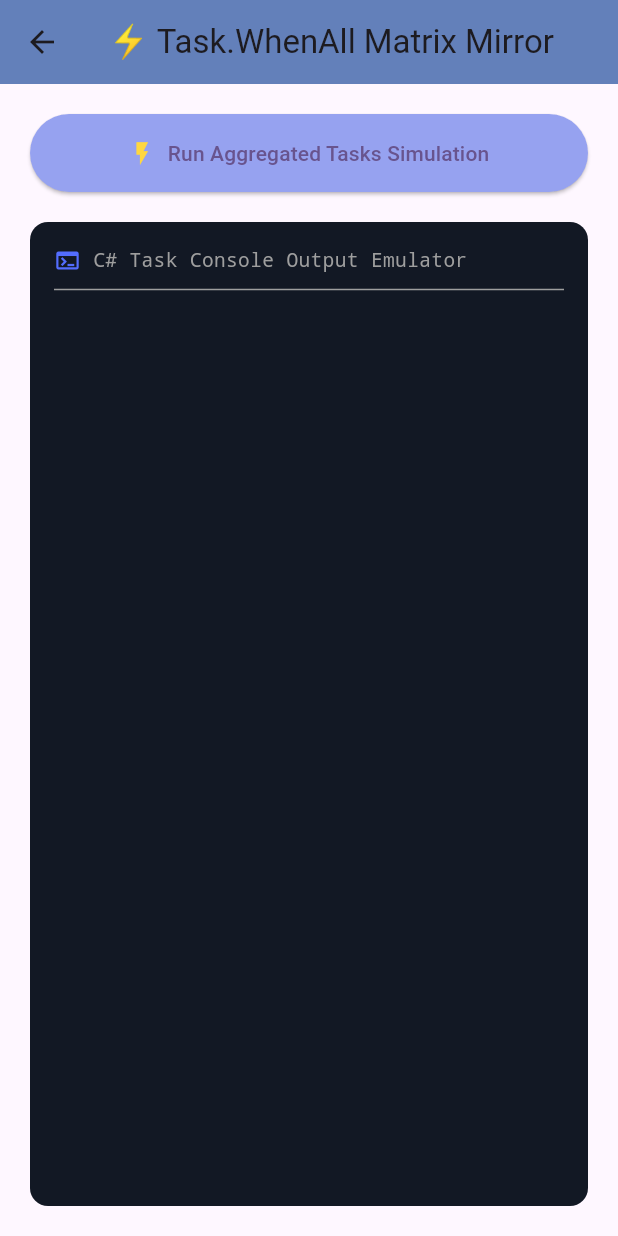
After one commit to engIbrahemQruea/Flutter-Portfolio-Lab, a Flutter app: the screen it shows after launch, after a tap on "Task WhenAll Lab", on a phone screen of 412 x 824 dp. The commit adds this screen. Run offline on Flutter 3.47's test engine with Material 3 defaults, Android fonts, the phone set to English and light mode, and no system bars; missing offline and left inert: encrypt; accounts and stored records are empty; network calls fail.

Commit message:
add: 021_3_Task Class Example Tow == Future Class

```diff
--- /dev/null
+++ b/learning_resources/advanced/lib/021_intro_to_asynchronous/02_Task_class/when_all_ex_towScreen.dart
@@ -0,0 +1,209 @@
+import 'package:flutter/material.dart';
+import 'package:http/http.dart' as http;
+
+class WhenAllScreen extends StatefulWidget {
+  const WhenAllScreen({super.key});
+
+  @override
+  State<WhenAllScreen> createState() => _WhenAllScreenState();
+}
+
+class _WhenAllScreenState extends State<WhenAllScreen> {
+  final List<String> _consoleLogs = [];
+  bool _isEngineRunning = false;
+
+  void _printToConsole(String message) {
+    setState(() {
+      _consoleLogs.add(message);
+    });
+  }
+
+  /// 🛠️ الترجمة المعمارية المطابقة لدالة Main() غير المتزامنة باستخدام Future.wait
+  Future<void> _executeParallelTasks() async {
+    setState(() {
+      _isEngineRunning = true;
+      _consoleLogs.clear();
+    });
+
+    _printToConsole("Starting tasks...");
+
+    // 1. إطلاق المهام الثلاثة معاً بالتوازي (لا نضع await هنا لأننا نريدهم أن ينطلقوا معاً)
+    Future<void> task1 = _downloadAndPrintAsync(
+      "https://www.cnn.com",
+      "Task 1",
+    );
+    _printToConsole("Task 1 started...");
+
+    Future<void> task2 = _downloadAndPrintAsync(
+      "https://www.amazon.com",
+      "Task 2",
+    );
+    _printToConsole("Task 2 started...");
+
+    Future<void> task3 = _downloadAndPrintAsync(
+      "https://www.programmingadvices.com",
+      "Task 3",
+    );
+    _printToConsole("Task 3 started...\n");
+
+    // 🔴 المربع السحري المقابل لـ await Task.WhenAll(...)
+    // ننتظر اكتمال القائمة بالكامل بشكل ذكي وغير حاصر للـ UI
+    await Future.wait([task1, task2, task3]);
+
+    // السطور التالية لن تنفذ إلا بعد نجاح/اكتمال الثلاثة تماماً
+    _printToConsole("\nDone, all tasks finished execution.");
+
+    setState(() {
+      _isEngineRunning = false;
+    });
+  }
+
+  /// ⚙️ الدالة غير المتزامنة لتحميل البيانات (تطابق DownloadAndPrintAsync)
+  Future<void> _downloadAndPrintAsync(String url, String taskName) async {
+    try {
+      // محاكاة عمل وتأخير صغير (تطابق سطر: await Task.Delay(100);)
+      await Future.delayed(const Duration(milliseconds: 100));
+
+      // طلب جلب البيانات الفعلي عبر الشبكة غير الحاصرة
+      final response = await http.get(Uri.parse(url));
+
+      _printToConsole(
+        "📡 $url: ${response.body.length} characters downloaded via $taskName",
+      );
+    } catch (e) {
+      _printToConsole("❌ $url: Failed to download via $taskName");
+    }
+  }
+
+  @override
+  Widget build(BuildContext context) {
+    return Scaffold(
+      appBar: AppBar(
+        title: const Text("⚡ Task.WhenAll Matrix Mirror"),
+        centerTitle: true,
+        backgroundColor: const Color.fromARGB(255, 99, 128, 186),
+        elevation: 0,
+      ),
+      body: Padding(
+        padding: const EdgeInsets.all(20.0),
+        child: Column(
+          crossAxisAlignment: CrossAxisAlignment.stretch,
+          children: [
+            ElevatedButton.icon(
+              style: ElevatedButton.styleFrom(
+                backgroundColor: const Color.fromARGB(255, 150, 162, 240),
+                padding: const EdgeInsets.symmetric(vertical: 16),
+                disabledBackgroundColor: const Color.fromARGB(
+                  255,
+                  185,
+                  181,
+                  181,
+                ),
+              ),
+              onPressed: _isEngineRunning ? null : _executeParallelTasks,
+              icon: _isEngineRunning
+                  ? const SizedBox(
+                      width: 20,
+                      height: 20,
+                      child: CircularProgressIndicator(
+                        strokeWidth: 2,
+                        color: Colors.white,
+                      ),
+                    )
+                  : const Icon(Icons.flash_on, color: Colors.amberAccent),
+              label: Text(
+                _isEngineRunning
+                    ? "AWAITING WHEN_ALL..."
+                    : "Run Aggregated Tasks Simulation",
+              ),
+            ),
+            const SizedBox(height: 20),
+
+            // 🖥️ لوحة عرض تتبع المخرجات الحية (Console)
+            Expanded(
+              child: Container(
+                padding: const EdgeInsets.all(16),
+                decoration: BoxDecoration(
+                  color: const Color(0xFF121824),
+                  borderRadius: BorderRadius.circular(12),
+                  //  border: BorderSide(color: Colors.indigoAccent.withOpacity(0.3)),
+                ),
+                child: Column(
+                  crossAxisAlignment: CrossAxisAlignment.start,
+                  children: [
+                    Row(
+                      mainAxisAlignment: MainAxisAlignment.spaceBetween,
+                      children: [
+                        const Row(
+                          children: [
+                            Icon(
+                              Icons.terminal,
+                              color: Colors.indigoAccent,
+                              size: 18,
+                            ),
+                            SizedBox(width: 8),
+                            Text(
+                              "C# Task Console Output Emulator",
+                              style: TextStyle(
+                                fontFamily: 'Courier',
+                                fontSize: 13,
+                                color: Colors.grey,
+                              ),
+                            ),
+                          ],
+                        ),
+                        if (_isEngineRunning)
+                          const Text(
+                            "⚡ AGGREGATING",
+                            style: TextStyle(
+                              fontFamily: 'Courier',
+                              color: Colors.amberAccent,
+                              fontSize: 11,
+                              fontWeight: FontWeight.bold,
+                            ),
+                          ),
+                      ],
+                    ),
+                    const Divider(color: Colors.grey, height: 20),
+                    Expanded(
+                      child: ListView.builder(
+                        itemCount: _consoleLogs.length,
+                        itemBuilder: (context, index) {
+                          String log = _consoleLogs[index];
+                          Color txtColor = Colors.white;
+                          if (log.contains("Done"))
+                            txtColor = Colors.greenAccent;
+                          if (log.contains("Starting"))
+                            txtColor = Colors.cyanAccent;
+                          if (log.contains("Task 1"))
+                            txtColor = Colors.purpleAccent;
+                          if (log.contains("Task 2"))
+                            txtColor = Colors.pinkAccent;
+                          if (log.contains("Task 3"))
+                            txtColor = Colors.yellowAccent;
+
+                          return Padding(
+                            padding: const EdgeInsets.symmetric(vertical: 2.0),
+                            child: Text(
+                              log,
+                              style: TextStyle(
+                                fontFamily: 'Courier',
+                                fontSize: 13,
+                                color: txtColor,
+                                fontWeight: FontWeight.bold,
+                              ),
+                            ),
+                          );
+                        },
+                      ),
+                    ),
+                  ],
+                ),
+              ),
+            ),
+          ],
+        ),
+      ),
+    );
+  }
+}
--- a/learning_resources/advanced/lib/021_intro_to_asynchronous/main_asynchronous_screen.dart
+++ b/learning_resources/advanced/lib/021_intro_to_asynchronous/main_asynchronous_screen.dart
@@ -1,5 +1,6 @@
 import 'package:advanced/021_intro_to_asynchronous/01_intro/benchmark_screen.dart';
 import 'package:advanced/021_intro_to_asynchronous/02_Task_class/task_mirror_screen.dart';
+import 'package:advanced/021_intro_to_asynchronous/02_Task_class/when_all_ex_towScreen.dart';
 import 'package:flutter/material.dart';
 
 class MainAsynchronousScreen extends StatelessWidget {
@@ -38,6 +39,18 @@ class MainAsynchronousScreen extends StatelessWidget {
               icon: Icon(Icons.info_outline),
               label: Text("Task Mirror Lab"),
             ),
+            ElevatedButton.icon(
+              onPressed: () {
+                Navigator.push(
+                  context,
+                  MaterialPageRoute(
+                    builder: (context) => const WhenAllScreen(),
+                  ),
+                );
+              },
+              icon: Icon(Icons.info_outline),
+              label: Text("Task WhenAll Lab"),
+            ),
           ],
         ),
       ),
```
